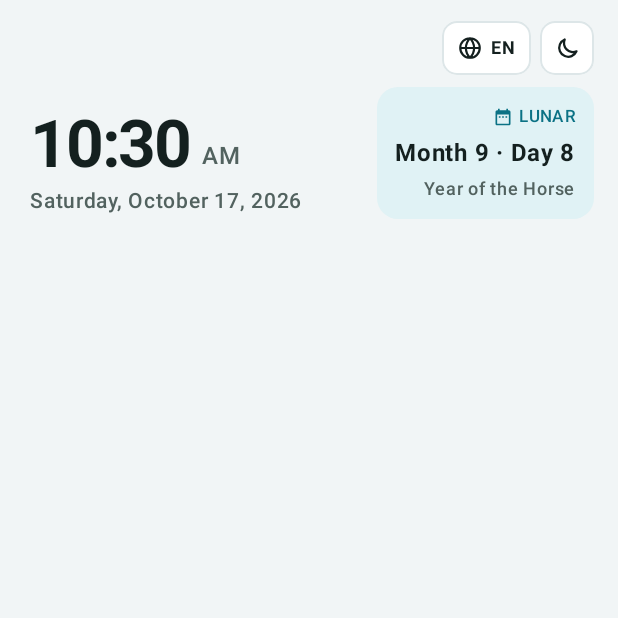
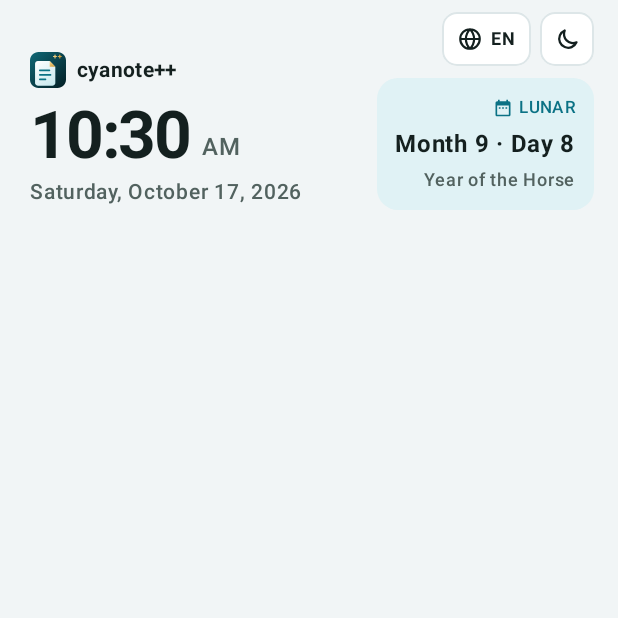
Before and after one commit to cyan881990/cyanote, an Android app built with Jetpack Compose: the composable ClockHeader called with empty values, on a phone screen of 412 x 824 dp, the top half of it. Run offline under Robolectric (Android 15) with nearby library versions, the phone set to English and light mode, and no system bars.

Commit message:
App logo always visible in header; persistent ad holders; 300x250 ad fills side column on tall wide screens
Co-Authored-By: Claude Opus 5.5 <noreply@anthropic.com>
Claude-Session: https://claude.ai/code/session_01HrKD2uFqDGcf3vmBGF8oho

```diff
--- a/android/app/src/main/java/vn/ghichunhanh/app/ui/EditorScreen.kt
+++ b/android/app/src/main/java/vn/ghichunhanh/app/ui/EditorScreen.kt
@@ -107,7 +107,11 @@ import androidx.compose.foundation.layout.heightIn
 import androidx.compose.foundation.layout.fillMaxHeight
 import androidx.compose.ui.graphics.vector.ImageVector
 import androidx.compose.runtime.SideEffect
-import vn.ghichunhanh.app.ads.BannerAd
+import androidx.compose.foundation.Image
+import androidx.compose.ui.res.painterResource
+import vn.ghichunhanh.app.ads.AdSlot
+import vn.ghichunhanh.app.ads.rememberAdHolder
+import vn.ghichunhanh.app.ads.rememberAdSize
 import vn.ghichunhanh.app.displayTitle
 import java.time.DayOfWeek
 import java.time.LocalDate
@@ -365,8 +369,6 @@ fun EditorScreen(
             }
         }
     }
-    // Chỉ MỘT banner, di chuyển giữa đáy (bình thường) và đầu màn hình (khi gõ) mà không bị tạo lại.
-    val banner = remember { movableContentOf { widthDp: Int -> BannerAd(visible = true, widthDp = widthDp) } }
 
     Surface(Modifier.fillMaxSize(), color = scheme.background) {
         BoxWithConstraints(
@@ -389,9 +391,17 @@ fun EditorScreen(
             val typingCalcRow = imeVisible && !wide  // điện thoại dọc: thanh máy tính + nút ẩn bàn phím sát bàn phím
             val adOnTop = imeVisible
             // Bề rộng banner: tối đa 480dp (để không quá cao trên màn hình rộng), vừa cột máy tính khi 2 cột.
+            val adWidth = if (wide) sideWidth.value.toInt() - 12 else minOf(maxWidth.value.toInt() - 24, 480)
+            // Quảng cáo: 1 banner (đổi chỗ đáy ↔ đầu màn hình khi gõ, không tải lại).
+            // Màn hình rộng đủ cao: cột phải dùng khung 300×250 lấp chỗ trống dưới máy tính.
+            val bannerSize = rememberAdSize(adWidth)
+            val bannerHolder = rememberAdHolder(bannerSize)
+            val mrecSize = rememberAdSize(300, mrec = true)
+            val useMrec = wide && !imeVisible && screenH >= 660.dp
+            val mrecHolder = if (wide) rememberAdHolder(mrecSize, mrec = true) else null
+            val banner: @Composable () -> Unit = { AdSlot(bannerHolder, bannerSize) }
             val isWideTyping = imeVisible && wide
             SideEffect { wideTyping = isWideTyping }
-            val adWidth = if (wide) sideWidth.value.toInt() - 12 else minOf(maxWidth.value.toInt() - 24, 480)
 
             val header: @Composable () -> Unit = {
                 if (compactHeader) {
@@ -416,7 +426,7 @@ fun EditorScreen(
                 }
             }
             val topAd: @Composable () -> Unit = {
-                if (adOnTop) Box(Modifier.fillMaxWidth().padding(start = 12.dp, end = 12.dp, bottom = 6.dp)) { banner(adWidth) }
+                if (adOnTop) Box(Modifier.fillMaxWidth().padding(start = 12.dp, end = 12.dp, bottom = 6.dp)) { banner() }
             }
 
             if (wide) {
@@ -437,7 +447,9 @@ fun EditorScreen(
                         verticalArrangement = Arrangement.spacedBy(8.dp),
                     ) {
                         sideCalc(Modifier.weight(1f).fillMaxWidth())
-                        if (!adOnTop) banner(adWidth)
+                        if (!adOnTop) {
+                            if (useMrec) AdSlot(mrecHolder, mrecSize) else banner()
+                        }
                     }
                 }
             } else {
@@ -462,7 +474,7 @@ fun EditorScreen(
                             } else {
                                 CalculatorBar(calc = store.calc, onExpand = openCalc)
                             }
-                            banner(adWidth)
+                            banner()
                         }
                         if (typingCalcRow) {
                             Row(
@@ -553,6 +565,16 @@ fun EditorScreen(
 @Composable
 private fun currentLocale(): Locale = LocalConfiguration.current.locales[0]
 
+/** Logo nhỏ của app (luôn hiện ở đầu màn hình). */
+@Composable
+private fun AppLogo(size: Dp) {
+    Image(
+        painter = painterResource(R.drawable.logo_mark),
+        contentDescription = stringResource(R.string.app_name),
+        modifier = Modifier.size(size),
+    )
+}
+
 /** Đồng hồ thu gọn 1 dòng (khi đang gõ hoặc màn hình thấp): giờ · ngày · âm lịch · các nút nhanh. */
 @Composable
 private fun CompactHeader(
@@ -599,6 +621,7 @@ private fun CompactHeader(
         verticalAlignment = Alignment.CenterVertically,
         horizontalArrangement = Arrangement.spacedBy(6.dp),
     ) {
+        AppLogo(22.dp)
         Text(
             time,
             fontSize = 20.sp,
@@ -706,11 +729,27 @@ private fun ClockHeader(
     Row(
         modifier = Modifier
             .fillMaxWidth()
-            .padding(start = 20.dp, end = 16.dp, top = 14.dp, bottom = 10.dp),
+            .padding(start = 20.dp, end = 16.dp, top = 8.dp, bottom = 10.dp),
         verticalAlignment = Alignment.Bottom,
         horizontalArrangement = Arrangement.spacedBy(12.dp),
     ) {
         Column(Modifier.weight(1f)) {
+            // Logo nhỏ của app, ngang hàng với các nút nhanh bên phải
+            Row(
+                modifier = Modifier.height(36.dp),
+                verticalAlignment = Alignment.CenterVertically,
+                horizontalArrangement = Arrangement.spacedBy(7.dp),
+            ) {
+                AppLogo(24.dp)
+                Text(
+                    stringResource(R.string.app_name),
+                    fontSize = 14.sp,
+                    fontWeight = FontWeight.Bold,
+                    letterSpacing = 0.2.sp,
+                    color = scheme.onBackground,
+                    maxLines = 1,
+                )
+            }
             Row(verticalAlignment = Alignment.Bottom, horizontalArrangement = Arrangement.spacedBy(6.dp)) {
                 Text(
                     time,
--- /dev/null
+++ b/android/app/src/main/res/drawable/logo_mark.xml
@@ -0,0 +1,64 @@
+<vector xmlns:android="http://schemas.android.com/apk/res/android"
+    xmlns:aapt="http://schemas.android.com/aapt"
+    android:width="64dp"
+    android:height="64dp"
+    android:viewportWidth="64"
+    android:viewportHeight="64">
+    <!-- Logo nhỏ trong app (cùng hình với biểu tượng ứng dụng) -->
+    <path android:pathData="M15,0H49A15,15 0,0 1,64 15V49A15,15 0,0 1,49 64H15A15,15 0,0 1,0 49V15A15,15 0,0 1,15 0Z">
+        <aapt:attr name="android:fillColor">
+            <gradient android:type="linear" android:startX="0" android:startY="0" android:endX="64" android:endY="64">
+                <item android:offset="0" android:color="#FF106876" />
+                <item android:offset="1" android:color="#FF031E24" />
+            </gradient>
+        </aapt:attr>
+    </path>
+    <group android:translateX="-22" android:translateY="-23">
+        <path android:pathData="M36,39H57L67,49V78A5,5 0,0 1,62 83H36A5,5 0,0 1,31 78V44A5,5 0,0 1,36 39Z">
+            <aapt:attr name="android:fillColor">
+                <gradient
+                    android:type="linear"
+                    android:startX="31"
+                    android:startY="39"
+                    android:endX="67"
+                    android:endY="83">
+                    <item android:offset="0" android:color="#FFFFFFFF" />
+                    <item android:offset="1" android:color="#FFC4E8EE" />
+                </gradient>
+            </aapt:attr>
+        </path>
+        <path android:pathData="M57,39V49H67Z">
+            <aapt:attr name="android:fillColor">
+                <gradient
+                    android:type="linear"
+                    android:startX="57"
+                    android:startY="39"
+                    android:endX="67"
+                    android:endY="49">
+                    <item android:offset="0" android:color="#FFF8DC96" />
+                    <item android:offset="1" android:color="#FFC9952E" />
+                </gradient>
+            </aapt:attr>
+        </path>
+        <path
+            android:fillColor="#FF0B7285"
+            android:pathData="M39.7,54H56.3A1.7,1.7 0,0 1,56.3 57.4H39.7A1.7,1.7 0,0 1,39.7 54Z M39.7,62H58.3A1.7,1.7 0,0 1,58.3 65.4H39.7A1.7,1.7 0,0 1,39.7 62Z M39.7,70H49.3A1.7,1.7 0,0 1,49.3 73.4H39.7A1.7,1.7 0,0 1,39.7 70Z" />
+        <path
+            android:pathData="M63.9,31H69.1M66.5,28.4V33.6M72.4,31H77.6M75,28.4V33.6"
+            android:strokeWidth="2.2"
+            android:strokeLineCap="round"
+            android:fillColor="#00000000">
+            <aapt:attr name="android:strokeColor">
+                <gradient
+                    android:type="linear"
+                    android:startX="63"
+                    android:startY="28"
+                    android:endX="78"
+                    android:endY="34">
+                    <item android:offset="0" android:color="#FFF8DC96" />
+                    <item android:offset="1" android:color="#FFC9952E" />
+                </gradient>
+            </aapt:attr>
+        </path>
+    </group>
+</vector>
```
Also changed, not shown: android/app/src/main/java/vn/ghichunhanh/app/ads/BannerAd.kt (+63 -41 lines), 6 other files.
